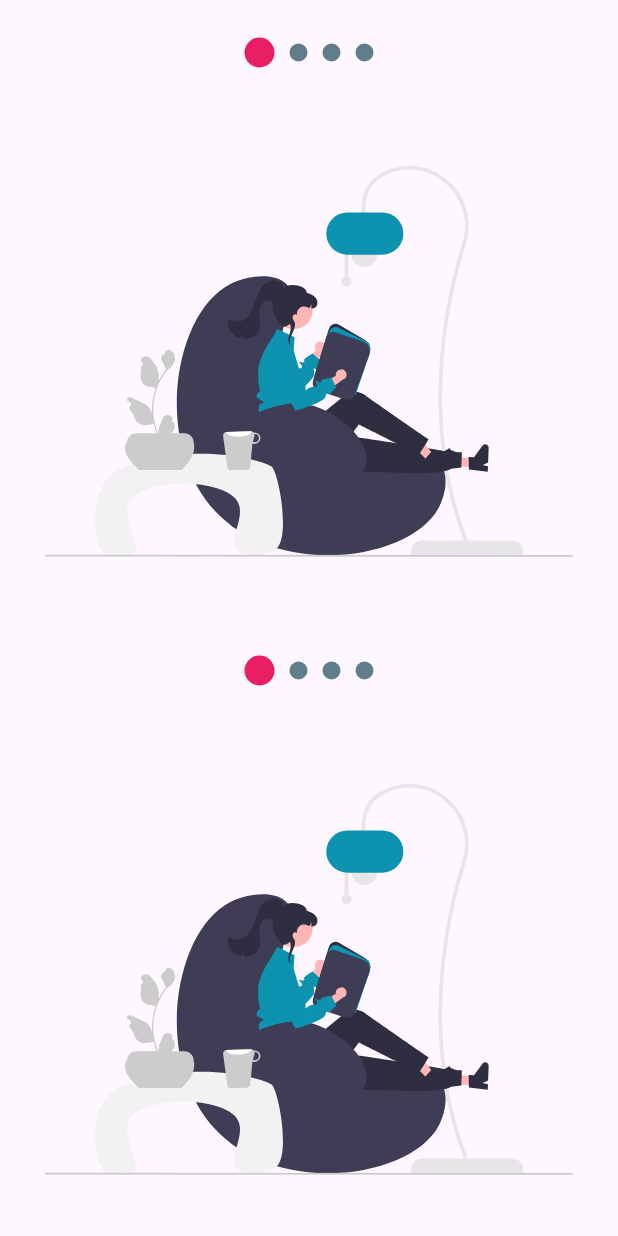
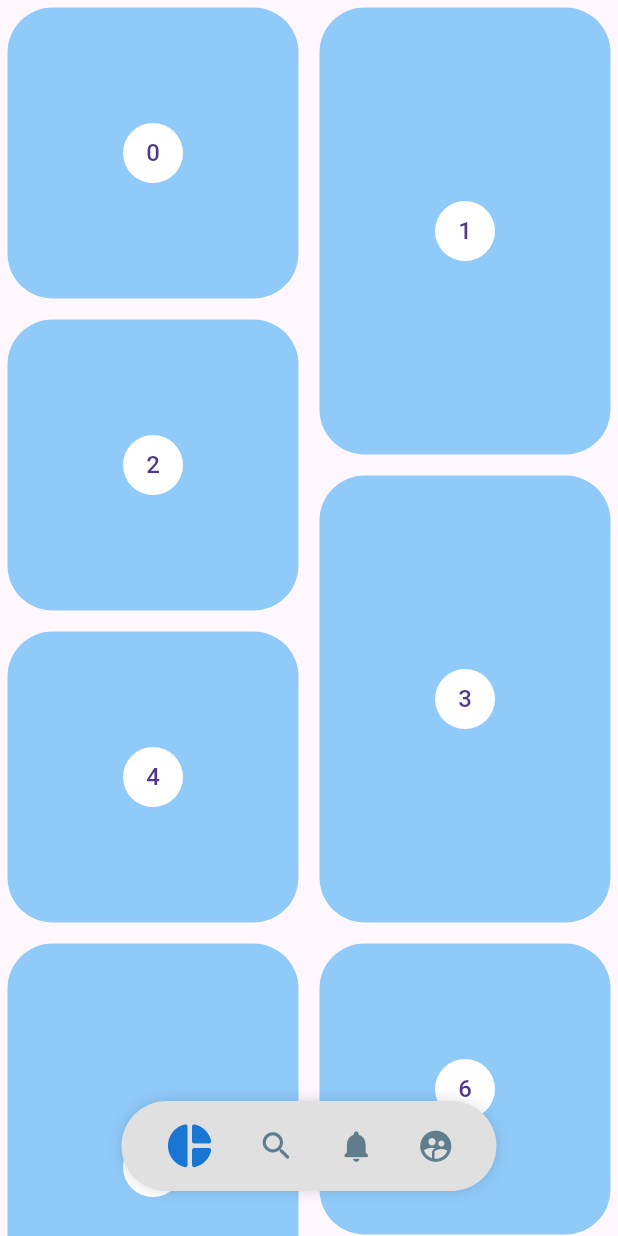
Before and after one commit to marcelaTrujilloToro/advance-flutter, a Flutter app: the screen it shows after launch, on a phone screen of 412 x 824 dp. Run offline on Flutter 3.47's test engine with Material 3 defaults, Android fonts, the phone set to English and light mode, and no system bars; our stand-ins replace flutter_svg.

Commit message:
feat: pinterest menu

```diff
--- a/lib/main.dart
+++ b/lib/main.dart
@@ -1,5 +1,6 @@
 import 'package:flutter/material.dart';
-import 'package:disenos/src/pages/slideshow_page.dart';
+import 'package:disenos/src/pages/pinterest_page.dart';
+// import 'package:disenos/src/pages/slideshow_page.dart';
 // import 'package:disenos/src/labs/slideshow_page.dart';
 // import 'package:disenos/src/pages/circular_graphics_page.dart';
 // import 'package:disenos/src/labs/circular_progress_page.dart';
@@ -19,7 +20,7 @@ class MainApp extends StatelessWidget {
     return const MaterialApp(
       debugShowCheckedModeBanner: false,
       title: 'Diseños App',
-      home: SlideshowPage(),
+      home: PinterestPage(),
     );
   }
 }
--- /dev/null
+++ b/lib/src/pages/pinterest_page.dart
@@ -0,0 +1,162 @@
+// ignore_for_file: avoid_print
+
+import 'package:flutter/material.dart';
+import 'package:disenos/src/widgets/pinterest_menu.dart';
+import 'package:flutter_staggered_grid_view/flutter_staggered_grid_view.dart';
+import 'package:provider/provider.dart';
+
+class PinterestPage extends StatelessWidget {
+  const PinterestPage({super.key});
+
+  @override
+  Widget build(BuildContext context) {
+    return ChangeNotifierProvider(
+      create: (_) => _MenuModel(),
+      child: Scaffold(
+        body: Stack(
+          children: <Widget>[
+            const PinterestGrid(),
+            _PinterestMenuLocation(),
+          ],
+        ),
+      ),
+    );
+  }
+}
+
+class _PinterestMenuLocation extends StatelessWidget {
+  @override
+  Widget build(BuildContext context) {
+    final screenWidth = MediaQuery.of(context).size.width;
+
+    final show = Provider.of<_MenuModel>(context).show;
+
+    return Positioned(
+      bottom: 30,
+      child: SizedBox(
+        width: screenWidth,
+        child: Align(
+          child: PinterestMenu(
+            show: show,
+            backgroundColor: Colors.grey.shade300,
+            activeColor: Colors.blue.shade700,
+            // inactiveColor: Colors.lightBlue,
+            items: [
+              PinterestButton(
+                onPressed: () {
+                  print('Icon pie_chart');
+                },
+                icon: Icons.pie_chart_rounded,
+              ),
+              PinterestButton(
+                onPressed: () {
+                  print('search');
+                },
+                icon: Icons.search_rounded,
+              ),
+              PinterestButton(
+                onPressed: () {
+                  print('noti');
+                },
+                icon: Icons.notifications_rounded,
+              ),
+              PinterestButton(
+                onPressed: () {
+                  print('user');
+                },
+                icon: Icons.supervised_user_circle_rounded,
+              )
+            ],
+          ),
+        ),
+      ),
+    );
+  }
+}
+
+class PinterestGrid extends StatefulWidget {
+  const PinterestGrid({super.key});
+
+  @override
+  State<PinterestGrid> createState() => _PinterestGridState();
+}
+
+class _PinterestGridState extends State<PinterestGrid> {
+  final List items = List.generate(200, (index) => index);
+
+  ScrollController controller = ScrollController();
+  double scrollPrev = 0;
+
+  @override
+  void initState() {
+    controller.addListener(() {
+      if (controller.offset > scrollPrev && controller.offset > 150) {
+        Provider.of<_MenuModel>(context, listen: false).show = false;
+      } else {
+        Provider.of<_MenuModel>(context, listen: false).show = true;
+      }
+      scrollPrev = controller.offset;
+    });
+
+    super.initState();
+  }
+
+  @override
+  void dispose() {
+    controller.dispose();
+
+    super.dispose();
+  }
+
+  @override
+  Widget build(BuildContext context) {
+    return StaggeredGridView.countBuilder(
+      controller: controller,
+      crossAxisCount: 4,
+      itemCount: items.length,
+      itemBuilder: (BuildContext context, int index) => _PinterestItem(
+        index: index,
+      ),
+      staggeredTileBuilder: (int index) =>
+          StaggeredTile.count(2, index.isEven ? 2 : 3),
+      mainAxisSpacing: 4.0,
+      crossAxisSpacing: 4.0,
+    );
+  }
+}
+
+class _PinterestItem extends StatelessWidget {
+  final int index;
+  const _PinterestItem({
+    required this.index,
+  });
+
+  @override
+  Widget build(BuildContext context) {
+    return Container(
+      margin: const EdgeInsets.all(5),
+      decoration: BoxDecoration(
+          color: Colors.blue.shade200,
+          borderRadius: const BorderRadius.all(
+            Radius.circular(30),
+          )),
+      child: Center(
+        child: CircleAvatar(
+          backgroundColor: Colors.white,
+          child: Text('$index'),
+        ),
+      ),
+    );
+  }
+}
+
+class _MenuModel with ChangeNotifier {
+  bool _show = true;
+
+  bool get show => _show;
+
+  set show(bool value) {
+    _show = value;
+    notifyListeners();
+  }
+}
--- /dev/null
+++ b/lib/src/widgets/pinterest_menu.dart
@@ -0,0 +1,140 @@
+import 'package:flutter/material.dart';
+import 'package:provider/provider.dart';
+
+class PinterestButton {
+  final Function()? onPressed;
+  final IconData icon;
+
+  PinterestButton({
+    required this.onPressed,
+    required this.icon,
+  });
+}
+
+class PinterestMenu extends StatelessWidget {
+  final bool show;
+  final Color backgroundColor;
+  final Color activeColor;
+  final Color inactiveColor;
+  final List<PinterestButton> items;
+
+  const PinterestMenu({
+    super.key,
+    this.show = true,
+    this.backgroundColor = Colors.white,
+    this.activeColor = Colors.black,
+    this.inactiveColor = Colors.blueGrey,
+    required this.items,
+  });
+
+  @override
+  Widget build(BuildContext context) {
+    return ChangeNotifierProvider(
+      create: (_) => _MenuModel(),
+      child: AnimatedOpacity(
+        duration: const Duration(milliseconds: 250),
+        opacity: (show) ? 1 : 0,
+        child: Builder(builder: (context) {
+          Provider.of<_MenuModel>(context).backgroundColor = backgroundColor;
+          Provider.of<_MenuModel>(context).inactiveColor = inactiveColor;
+          Provider.of<_MenuModel>(context).activeColor = activeColor;
+
+          return _PinterestMenuBackground(
+            child: _MenuItems(items),
+          );
+        }),
+      ),
+    );
+  }
+}
+
+class _PinterestMenuBackground extends StatelessWidget {
+  final Widget child;
+  const _PinterestMenuBackground({required this.child});
+
+  @override
+  Widget build(BuildContext context) {
+    Color backgroundColor = Provider.of<_MenuModel>(context).backgroundColor;
+    return Container(
+      width: 250,
+      height: 60,
+      decoration: BoxDecoration(
+        color: backgroundColor,
+        borderRadius: const BorderRadius.all(
+          Radius.circular(100),
+        ),
+        boxShadow: const <BoxShadow>[
+          BoxShadow(
+            color: Colors.black38,
+            blurRadius: 10,
+            spreadRadius: -5,
+          )
+        ],
+      ),
+      child: child,
+    );
+  }
+}
+
+class _MenuItems extends StatelessWidget {
+  final List<PinterestButton> menuItems;
+  const _MenuItems(this.menuItems);
+
+  @override
+  Widget build(BuildContext context) {
+    return Row(
+      mainAxisAlignment: MainAxisAlignment.spaceEvenly,
+      children: List.generate(
+        menuItems.length,
+        (index) => _PinterestMenuButton(index, menuItems[index]),
+      ),
+    );
+  }
+}
+
+class _PinterestMenuButton extends StatelessWidget {
+  final int index;
+  final PinterestButton item;
+
+  const _PinterestMenuButton(
+    this.index,
+    this.item,
+  );
+
+  @override
+  Widget build(BuildContext context) {
+    final itemSelected = Provider.of<_MenuModel>(context).itemSelected;
+
+    final menuModel = Provider.of<_MenuModel>(context);
+
+    return GestureDetector(
+      onTap: () {
+        Provider.of<_MenuModel>(context, listen: false).itemSelected = index;
+        item.onPressed!();
+      },
+      behavior: HitTestBehavior.translucent,
+      child: Icon(
+        item.icon,
+        size: (itemSelected == index) ? 35 : 25,
+        color: (itemSelected == index)
+            ? menuModel.activeColor
+            : menuModel.inactiveColor,
+      ),
+    );
+  }
+}
+
+class _MenuModel with ChangeNotifier {
+  int _itemSelected = 0;
+
+  Color backgroundColor = Colors.white;
+  Color activeColor = Colors.black;
+  Color inactiveColor = Colors.blueGrey;
+
+  int get itemSelected => _itemSelected;
+
+  set itemSelected(int index) {
+    _itemSelected = index;
+    notifyListeners();
+  }
+}
--- a/pubspec.yaml
+++ b/pubspec.yaml
@@ -9,6 +9,7 @@ environment:
 dependencies:
   flutter:
     sdk: flutter
+  flutter_staggered_grid_view: ^0.4.1
   flutter_svg: ^2.0.10+1
   provider: ^6.1.2
 
```
Also changed, not shown: pubspec.lock.
